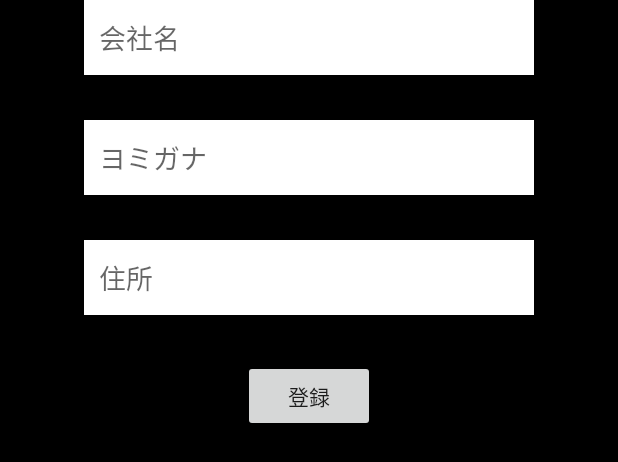
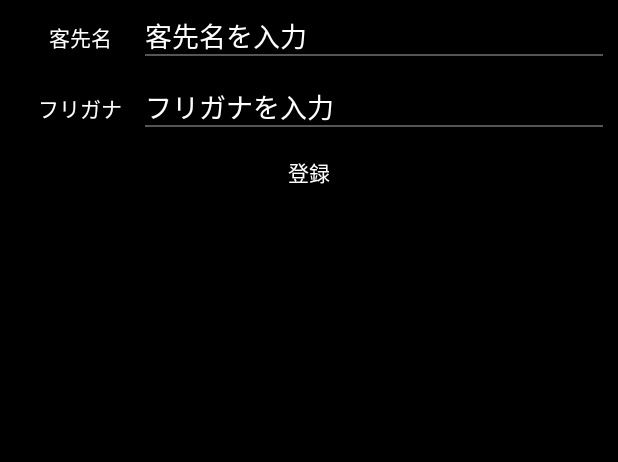
Before and after one commit to kotaro-matsui/MEECOS, an Android app: the layout fragment_create_customer.xml on its own in the app's theme, with its tools: preview values and no code run, on a phone screen of 412 x 824 dp. Shown: the top 462 px of the screen. Run offline under Robolectric (Android 15) with nearby library versions, the phone set to English and light mode, and no system bars.

Commit message:
客先リスト登録とフリガナによる振り分け機能が一旦完成 フリガナなしの場合のみ「#」に振り分け 見た目をスケジュール画面に寄せた

```diff
--- a/app/src/main/res/layout/fragment_create_customer.xml
+++ b/app/src/main/res/layout/fragment_create_customer.xml
@@ -1,45 +1,70 @@
 <?xml version="1.0" encoding="utf-8"?>
 <LinearLayout xmlns:android="http://schemas.android.com/apk/res/android"
+    xmlns:tools="http://schemas.android.com/tools"
     android:orientation="vertical"
     android:layout_width="match_parent"
     android:layout_height="match_parent"
     android:background="@color/black">
 
-    <EditText
-        android:id="@+id/customer_name"
-        android:layout_width="300dp"
-        android:layout_height="50dp"
-        android:layout_gravity="center"
-        android:background="@color/white"
-        android:paddingStart="10sp"
-        android:hint="会社名"/>
+    <LinearLayout
+        android:layout_width="match_parent"
+        android:layout_height="wrap_content"
+        android:layout_margin="10dp"
+        android:orientation="horizontal">
 
-    <EditText
-        android:id="@+id/customer_how_to_read"
-        android:layout_width="300dp"
-        android:layout_height="50dp"
-        android:layout_marginTop="30dp"
-        android:layout_gravity="center"
-        android:background="@color/white"
-        android:paddingStart="10sp"
-        android:hint="ヨミガナ"/>
+        <TextView
+            android:layout_width="0dp"
+            android:layout_height="wrap_content"
+            android:layout_weight="0.2"
+            android:textAlignment="center"
+            android:textColor="@color/white"
+            android:text="客先名" />
 
-    <EditText
-        android:id="@+id/customer_address"
-        android:layout_width="300dp"
-        android:layout_height="50dp"
-        android:layout_marginTop="30dp"
-        android:layout_gravity="center"
-        android:background="@color/white"
-        android:paddingStart="10sp"
-        android:hint="住所"/>
+        <EditText
+            android:id="@+id/customer_name"
+            android:layout_width="0dp"
+            android:layout_height="wrap_content"
+            android:textColor="@color/white"
+            android:background="@drawable/bottom_border_white"
+            android:hint="客先名を入力"
+            android:inputType="text"
+            android:textColorHint="@color/white"
+            android:layout_weight="0.7"/>
+    </LinearLayout>
+
+    <LinearLayout
+        android:layout_width="match_parent"
+        android:layout_height="wrap_content"
+        android:layout_margin="10dp"
+        android:orientation="horizontal">
+
+        <TextView
+            android:layout_width="0dp"
+            android:layout_height="wrap_content"
+            android:layout_weight="0.2"
+            android:textAlignment="center"
+            android:textColor="@color/white"
+            android:text="フリガナ" />
+
+        <EditText
+            android:id="@+id/customer_how_to_read"
+            android:layout_width="0dp"
+            android:layout_height="wrap_content"
+            android:textColor="@color/white"
+            android:background="@drawable/bottom_border_white"
+            android:hint="フリガナを入力"
+            android:inputType="text"
+            android:textColorHint="@color/white"
+            android:layout_weight="0.7"/>
+    </LinearLayout>
 
     <Button
-        android:id="@+id/create_c"
+        android:id="@+id/customer_submit"
         android:layout_width="wrap_content"
-        android:layout_height="wrap_content"
-        android:layout_marginTop="30dp"
+        android:layout_height="40dp"
         android:layout_gravity="center"
-        android:text="登録"/>
+        android:background="@color/black"
+        android:text="登録"
+        android:textColor="@color/white"/>
 
 </LinearLayout>
```
Also changed, not shown: app/src/main/java/com/example/meecos/Fragment/Customer/CreateCustomerFragment.kt (+35 -79 lines), app/src/main/java/com/example/meecos/Fragment/Customer/CustomerFragment.kt (+207 -120 lines), app/src/main/res/layout/fragment_customer.xml (+7 -6 lines).
